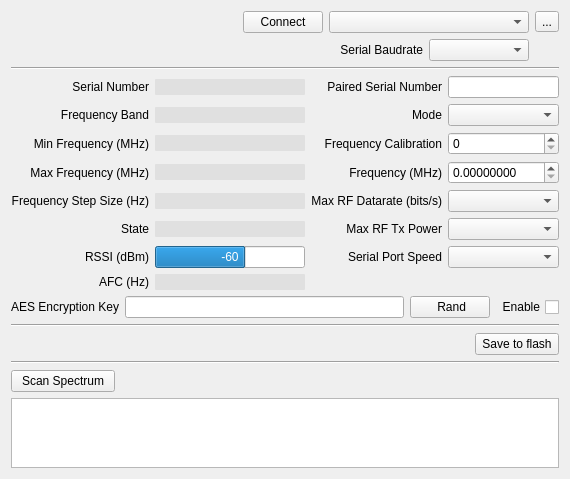
Qt form ground/openpilotgcs/src/plugins/pipxtreme/pipxtreme.ui (openpilot/OpenPilot) before a commit.
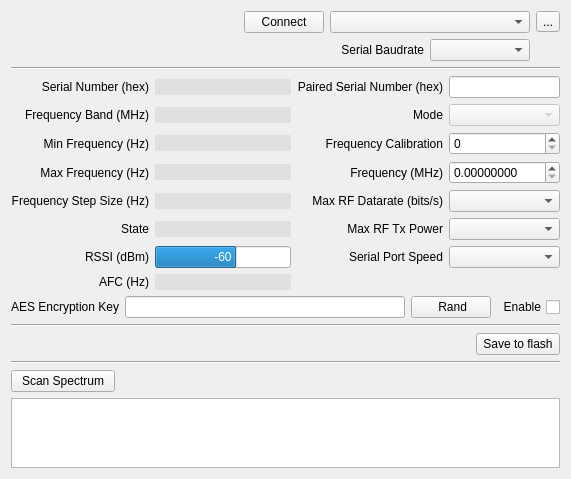
The same form after that commit.

Commit message: GCS can now configure PipX modem using the PipX plugin.

```diff
--- a/ground/openpilotgcs/src/plugins/pipxtreme/pipxtreme.ui
+++ b/ground/openpilotgcs/src/plugins/pipxtreme/pipxtreme.ui
@@ -6,8 +6,8 @@
    <rect>
     <x>0</x>
     <y>0</y>
-    <width>570</width>
-    <height>438</height>
+    <width>571</width>
+    <height>460</height>
    </rect>
   </property>
   <property name="windowTitle">
@@ -118,7 +118,7 @@
      <item row="0" column="0">
       <widget class="QLabel" name="label_2">
        <property name="text">
-        <string>Serial Number</string>
+        <string>Serial Number (hex)</string>
        </property>
        <property name="alignment">
         <set>Qt::AlignRight|Qt::AlignTrailing|Qt::AlignVCenter</set>
@@ -176,7 +176,7 @@
      <item row="0" column="2">
       <widget class="QLabel" name="label">
        <property name="text">
-        <string>Paired Serial Number</string>
+        <string>Paired Serial Number (hex)</string>
        </property>
        <property name="alignment">
         <set>Qt::AlignRight|Qt::AlignTrailing|Qt::AlignVCenter</set>
@@ -214,7 +214,7 @@
      <item row="1" column="0">
       <widget class="QLabel" name="label_10">
        <property name="text">
-        <string>Frequency Band</string>
+        <string>Frequency Band (MHz)</string>
        </property>
        <property name="alignment">
         <set>Qt::AlignRight|Qt::AlignTrailing|Qt::AlignVCenter</set>
@@ -265,7 +265,7 @@
      <item row="2" column="0">
       <widget class="QLabel" name="label_3">
        <property name="text">
-        <string>Min Frequency (MHz)</string>
+        <string>Min Frequency (Hz)</string>
        </property>
        <property name="alignment">
         <set>Qt::AlignRight|Qt::AlignTrailing|Qt::AlignVCenter</set>
@@ -316,7 +316,7 @@
      <item row="3" column="0">
       <widget class="QLabel" name="label_4">
        <property name="text">
-        <string>Max Frequency (MHz)</string>
+        <string>Max Frequency (Hz)</string>
        </property>
        <property name="alignment">
         <set>Qt::AlignRight|Qt::AlignTrailing|Qt::AlignVCenter</set>
@@ -635,6 +635,9 @@
      </item>
      <item row="1" column="3">
       <widget class="QComboBox" name="comboBox_Mode">
+       <property name="enabled">
+        <bool>false</bool>
+       </property>
        <property name="maximumSize">
         <size>
          <width>16777215</width>
```
Left out of the diff: 3 changed lines with no effect on the pictures. The commit also changes 1 other file.
